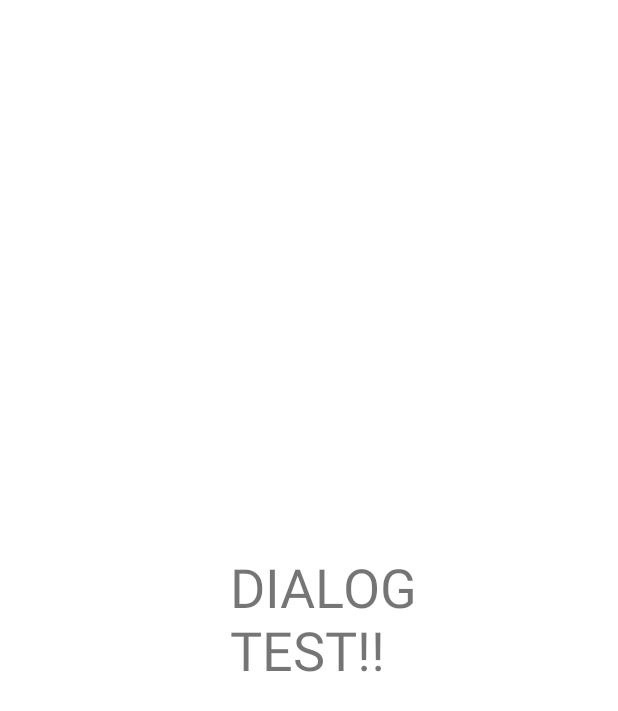
After one commit to paperfrog1228/Shake-Voice-Recorder, an Android app: the layout player_dialog_frag.xml on its own in the app's theme, with its tools: preview values and no code run, on a phone screen of 412 x 824 dp. The commit adds this screen. Shown: the top 711 px of the screen. Run offline under Robolectric (Android 15) with nearby library versions, the phone set to English and light mode, and no system bars.

Commit message:
Add list view click listener and player dialog test
녹음 파일 재생 다이얼로그 내부 기능은 구현하지 않았다. 리스트 뷰 아이템에 버튼이 있으면 클릭 리스너가 작동하지 않는다고 한다.

```diff
--- a/app/src/main/AndroidManifest.xml
+++ b/app/src/main/AndroidManifest.xml
@@ -3,6 +3,7 @@
     package="com.example.svr">
     <uses-permission android:name="android.permission.WRITE_EXTERNAL_STORAGE"/>
     <uses-permission android:name="android.permission.RECORD_AUDIO"/>
+
     <application
         android:allowBackup="true"
         android:icon="@mipmap/ic_launcher"
--- a/app/src/main/java/com/example/svr/RecordAdapter.java
+++ b/app/src/main/java/com/example/svr/RecordAdapter.java
@@ -3,7 +3,9 @@ import android.view.View;
 import android.view.ViewGroup;
 import android.widget.BaseAdapter;
 import android.widget.ImageButton;
+import android.widget.LinearLayout;
 
+import com.example.svr.fragment.PlayerDialogFrag;
 import com.example.svr.fragment.RecordListFrag;
 
 import java.util.ArrayList;
--- /dev/null
+++ b/app/src/main/res/layout/player_dialog_frag.xml
@@ -0,0 +1,21 @@
+<?xml version="1.0" encoding="utf-8"?>
+<androidx.constraintlayout.widget.ConstraintLayout xmlns:android="http://schemas.android.com/apk/res/android"
+    xmlns:app="http://schemas.android.com/apk/res-auto"
+    xmlns:tools="http://schemas.android.com/tools"
+    android:layout_width="match_parent"
+    android:layout_height="match_parent">
+
+    <TextView
+        android:id="@+id/textView3"
+        android:layout_width="wrap_content"
+        android:layout_height="wrap_content"
+        android:layout_marginStart="5dp"
+        android:layout_marginLeft="5dp"
+        android:text="DIALOG\nTEST!!"
+        android:textSize="36sp"
+        app:layout_constraintBottom_toBottomOf="parent"
+        app:layout_constraintEnd_toEndOf="parent"
+        app:layout_constraintHorizontal_bias="0.524"
+        app:layout_constraintStart_toStartOf="parent"
+        app:layout_constraintTop_toTopOf="parent" />
+</androidx.constraintlayout.widget.ConstraintLayout>
--- a/app/src/main/res/layout/record_item.xml
+++ b/app/src/main/res/layout/record_item.xml
@@ -3,7 +3,8 @@
     xmlns:app="http://schemas.android.com/apk/res-auto"
     xmlns:tools="http://schemas.android.com/tools"
     android:layout_width="match_parent"
-    android:layout_height="match_parent">
+    android:layout_height="match_parent"
+    android:descendantFocusability="blocksDescendants">
 
     <TextView
         android:id="@+id/recordItem_name"
@@ -69,6 +70,9 @@
         app:layout_constraintStart_toEndOf="@+id/recordItem_name"
         app:layout_constraintTop_toTopOf="parent"
         app:srcCompat="@drawable/ic_baseline_delete_24"
+        android:clickable="false"
+        android:focusable="false"
+        android:focusableInTouchMode="false"
         android:contentDescription="TODO" />
 
 </androidx.constraintlayout.widget.ConstraintLayout>
--- a/app/src/main/res/layout/record_list_frag.xml
+++ b/app/src/main/res/layout/record_list_frag.xml
@@ -15,5 +15,6 @@
         app:layout_constraintHorizontal_bias="0.0"
         app:layout_constraintStart_toStartOf="parent"
         app:layout_constraintTop_toTopOf="parent"
-        app:layout_constraintVertical_bias="0.0" />
+        app:layout_constraintVertical_bias="0.0" >
+    </ListView>
 </androidx.constraintlayout.widget.ConstraintLayout>
```
Also changed, not shown: app/src/main/java/com/example/svr/fragment/PlayerDialogFrag.java (added, +27 -0 lines), app/src/main/java/com/example/svr/fragment/RecordListFrag.java (+12 -0 lines).
